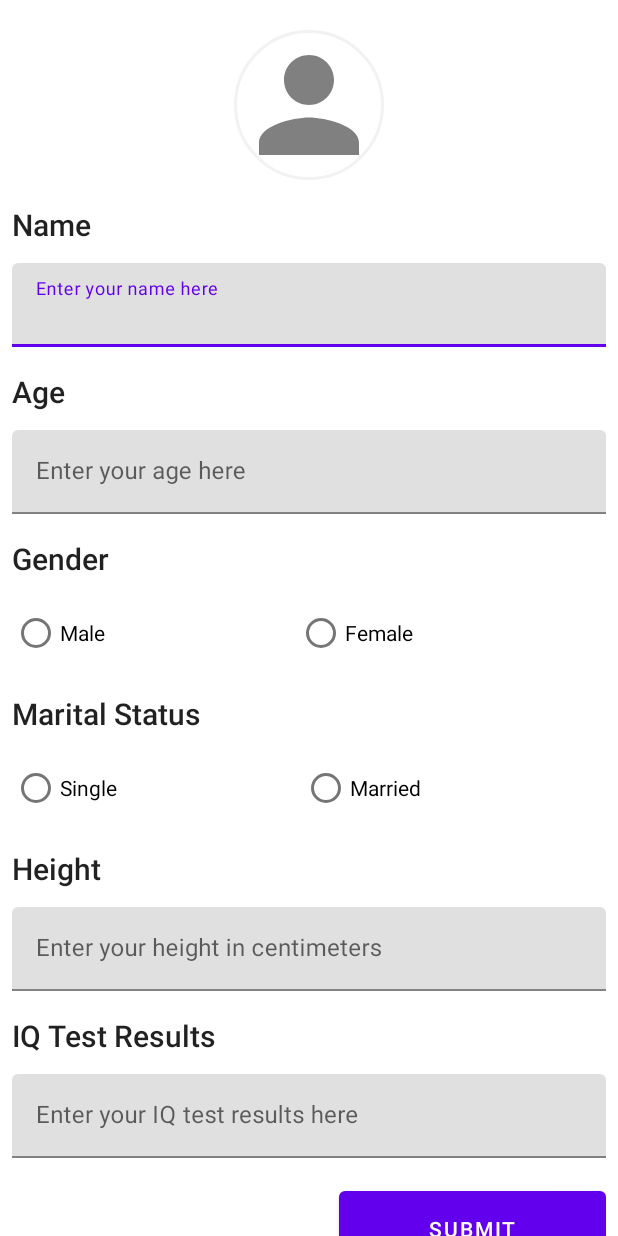
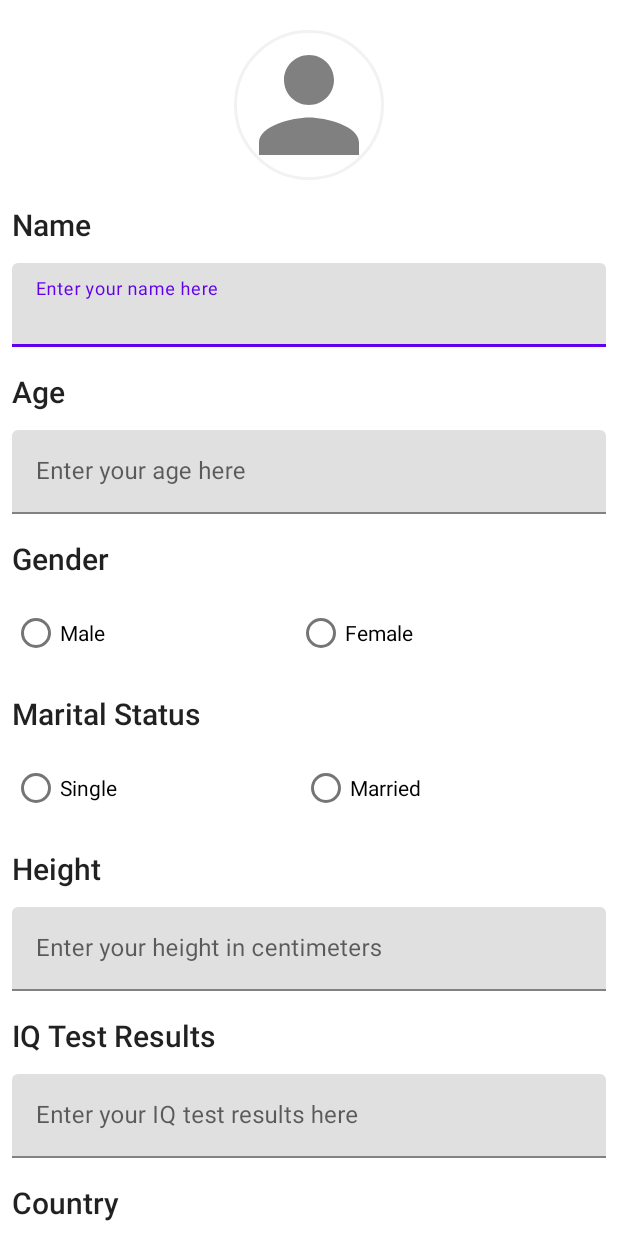
Before and after one commit to Aleqi/TenakataUniversity, an Android app: the layout apply_fragment.xml on its own in the app's theme, with its tools: preview values and no code run, on a phone screen of 412 x 824 dp. Run offline under Robolectric (Android 15) with nearby library versions, the phone set to English and light mode, and no system bars.

Commit message:
Fetch location and update country

```diff
--- a/app/src/main/java/com/tenakatauniversity/apply/ApplyViewModel.java
+++ b/app/src/main/java/com/tenakatauniversity/apply/ApplyViewModel.java
@@ -1,4 +1,6 @@
 package com.tenakatauniversity.apply;
+
+import android.location.Location;
 
 import androidx.lifecycle.LiveData;
 import androidx.lifecycle.MutableLiveData;
@@ -16,7 +18,6 @@ public class ApplyViewModel extends ViewModel {
 
     private MutableLiveData<Boolean> takePictureLiveData = new MutableLiveData<>();
 
-
     public void validate() {
         validateFieldsLiveData.setValue(true);
     }
@@ -31,6 +32,8 @@ public class ApplyViewModel extends ViewModel {
         return takePictureLiveData;
     }
 
+    public MutableLiveData<Location> locationMutableLiveData = new MutableLiveData<>();
+
     public void takePicture() {
         takePictureLiveData.setValue(true);
     }
--- a/app/src/main/res/layout/apply_fragment.xml
+++ b/app/src/main/res/layout/apply_fragment.xml
@@ -190,6 +190,23 @@
 
                 </com.google.android.material.textfield.TextInputLayout>
 
+                <TextView
+                    android:id="@+id/country_title_text_view"
+                    android:layout_width="match_parent"
+                    android:layout_height="wrap_content"
+                    android:layout_marginTop="@dimen/apply_major_top_margin"
+                    android:text="@string/country"
+                    android:textAppearance="@style/TextAppearance.AppCompat.Title" />
+
+                <TextView
+                    android:id="@+id/country_value_text_view"
+                    android:layout_width="match_parent"
+                    android:layout_height="wrap_content"
+                    android:layout_marginTop="@dimen/apply_minor_top_margin"
+                    android:text="@string/country"
+                    android:textAppearance="@style/TextAppearance.AppCompat.Medium"
+                    />
+
                 <Button
                     android:id="@+id/apply_submit_button"
                     android:layout_width="wrap_content"
--- a/app/src/main/res/values/strings.xml
+++ b/app/src/main/res/values/strings.xml
@@ -31,4 +31,9 @@
     <string name="capture_your_profile_picture">Capture your profile picture</string>
     <string name="camera_error">\"The app cannot access the camera in your device\"</string>
     <string name="camera_permission_rationale">The app requires the permission to capture the picture</string>
+    <string name="location_permission_rationale">Grant the location permission for the app to detect your location</string>
+    <string name="camera_permission_request">Camera Permission Request</string>
+    <string name="done">Done</string>
+    <string name="location_permission_request">Location Permission Request</string>
+    <string name="country">Country</string>
 </resources>
```
Also changed, not shown: app/build.gradle (+7 -0 lines), app/src/main/java/com/tenakatauniversity/apply/Apply.java (+148 -7 lines).
